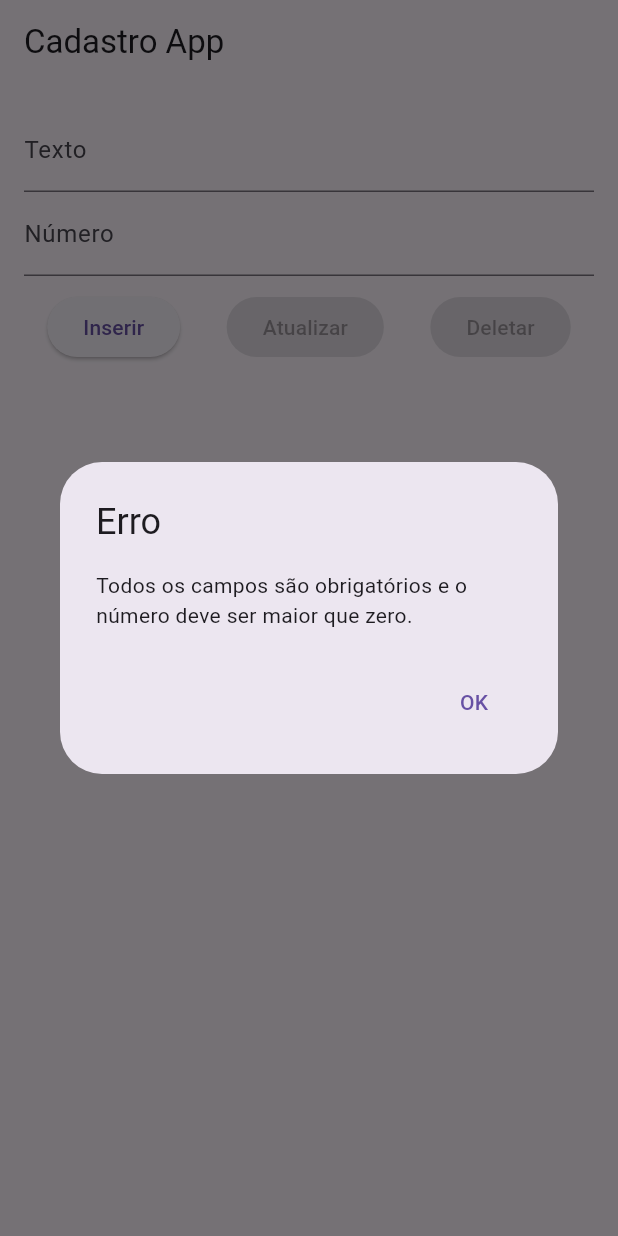
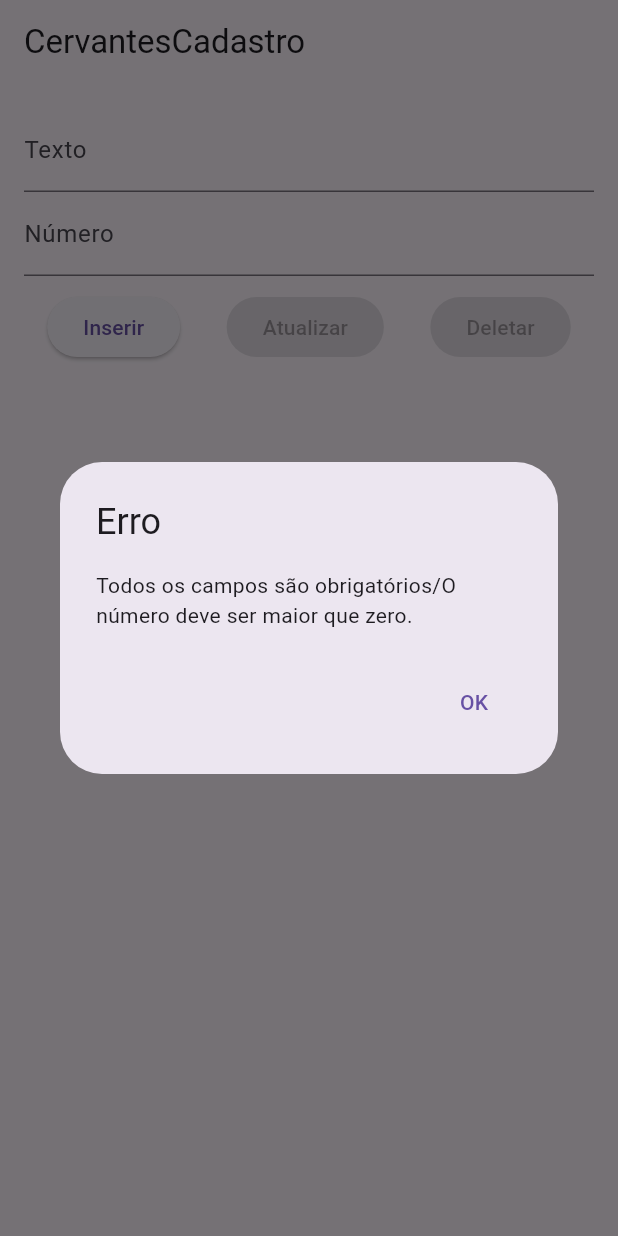
Before and after one commit to gustavo-cervantes/FlutterSQLite, a Flutter app: the screen it shows after launch, after a tap on "Inserir", on a phone screen of 412 x 824 dp. Run offline on Flutter 3.47's test engine with Material 3 defaults, Android fonts, the phone set to English and light mode, and no system bars; our stand-ins replace sqflite, sqflite_common_ffi; accounts and stored records are empty.

Commit message:
pre-release review

```diff
--- a/cadastro_app/lib/main.dart
+++ b/cadastro_app/lib/main.dart
@@ -8,7 +8,7 @@ class MyApp extends StatelessWidget {
   @override
   Widget build(BuildContext context) {
     return MaterialApp(
-      title: 'Cadastro App',
+      title: 'CervantesCadastro',
       home: CadastroScreen(),
     );
   }
@@ -52,7 +52,7 @@ class _CadastroScreenState extends State<CadastroScreen> {
         _showErrorDialog(e.toString());
       }
     } else {
-      _showErrorDialog('Todos os campos são obrigatórios e o número deve ser maior que zero.');
+      _showErrorDialog('Todos os campos são obrigatórios/O número deve ser maior que zero.');
     }
   }
 
@@ -77,7 +77,7 @@ class _CadastroScreenState extends State<CadastroScreen> {
           _showErrorDialog(e.toString());
         }
       } else {
-        _showErrorDialog('Todos os campos são obrigatórios e o número deve ser maior que zero.');
+        _showErrorDialog('Todos os campos são obrigatórios/O número deve ser maior que zero.');
       }
     }
   }
@@ -130,7 +130,7 @@ class _CadastroScreenState extends State<CadastroScreen> {
   Widget build(BuildContext context) {
     return Scaffold(
       appBar: AppBar(
-        title: Text('Cadastro App'),
+        title: Text('CervantesCadastro'),
       ),
       body: Column(
         children: [
```
Also changed, not shown: cadastro_app/lib/database_helper.dart (+2 -7 lines), 1 other file.
